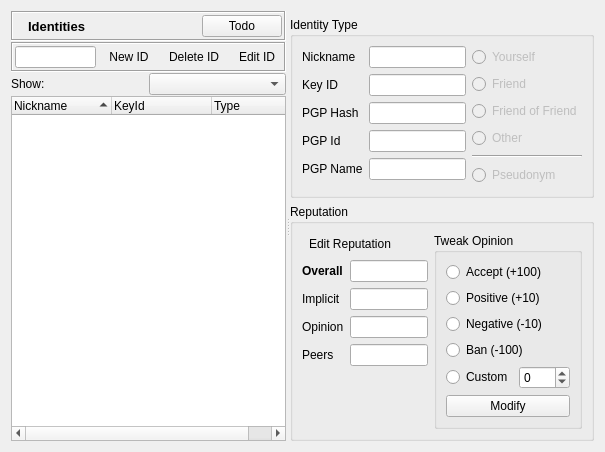
Before: the Qt Designer form retroshare-gui/src/gui/Identity/IdDialog.ui in RetroShare/RetroShare, drawn with Qt 5.
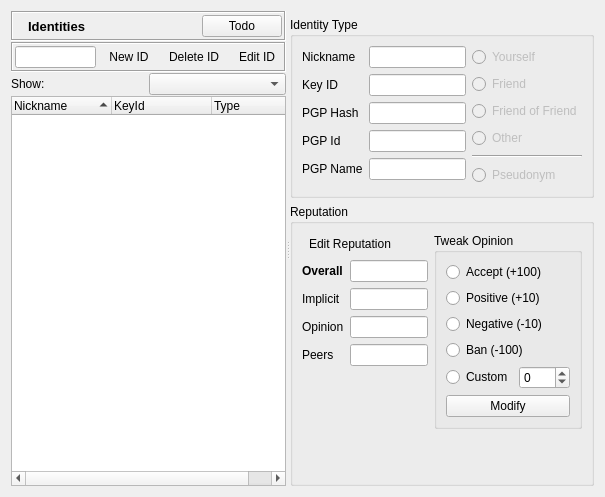
After: the same form once the commit is applied. Icons and pictures are not drawn. Custom widgets are drawn as their Qt base class.

```diff
--- a/retroshare-gui/src/gui/Identity/IdDialog.ui
+++ b/retroshare-gui/src/gui/Identity/IdDialog.ui
@@ -7,7 +7,7 @@
     <x>0</x>
     <y>0</y>
     <width>605</width>
-    <height>442</height>
+    <height>497</height>
    </rect>
   </property>
   <property name="sizePolicy">
```
Left out of the diff: 12 changed lines with no effect on the pictures.
